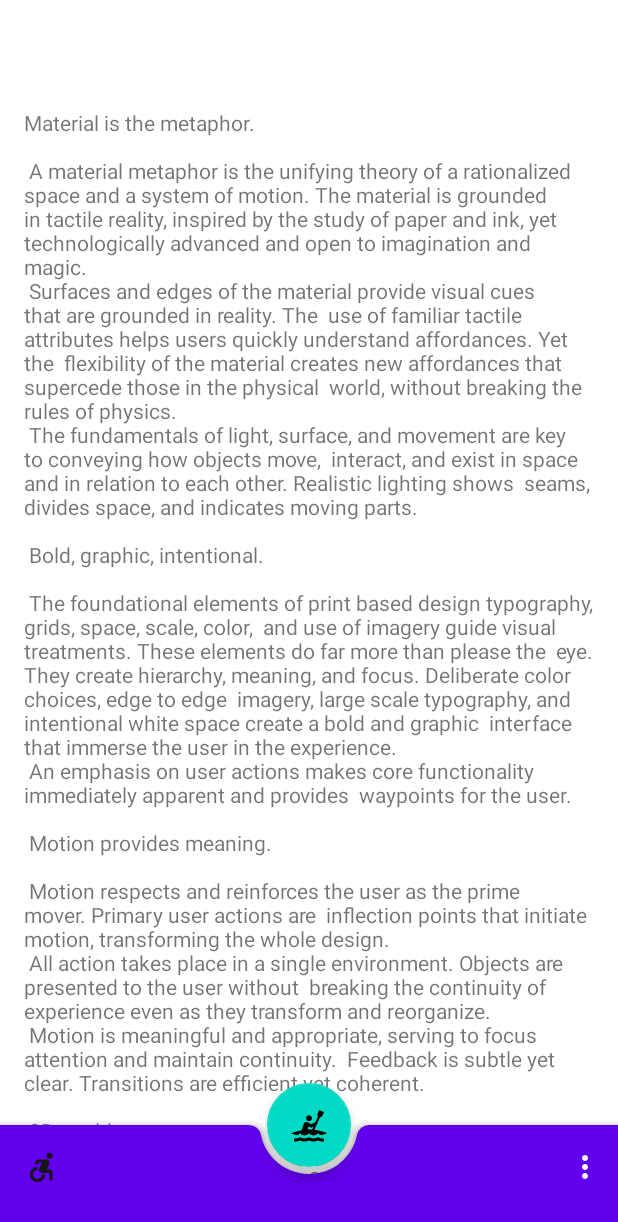
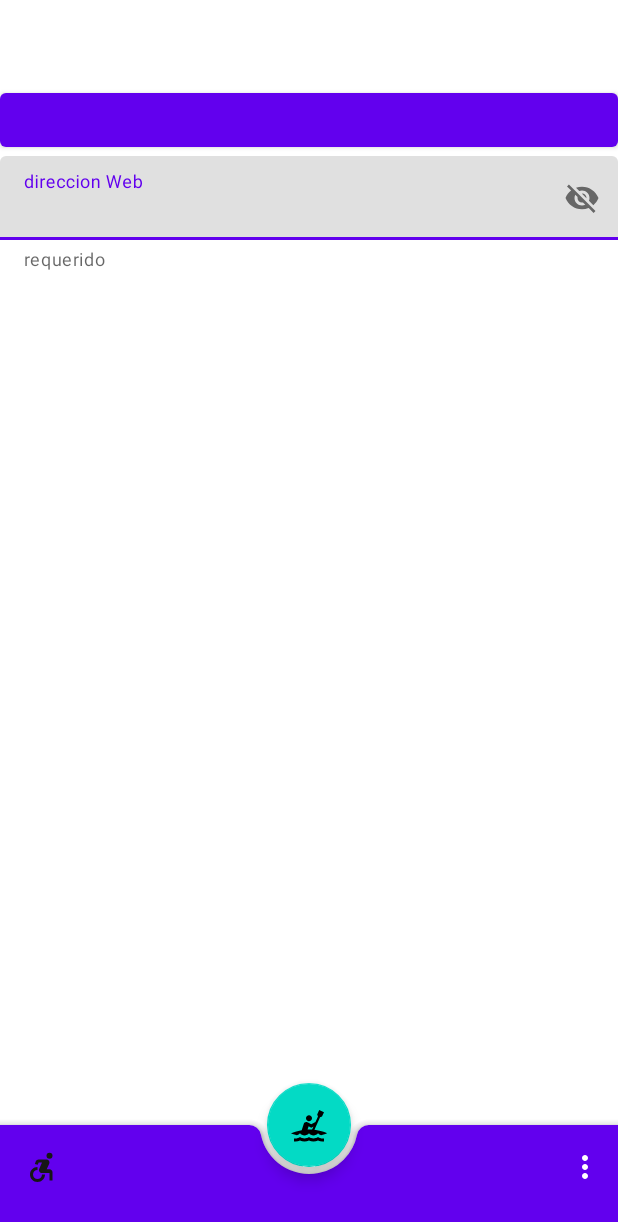
Before and after one commit to 01Destiny01/ScrollingActivity1, an Android app: the layout activity_scrolling.xml on its own in the app's theme, with its tools: preview values and no code run, on a phone screen of 412 x 824 dp. Shown: the top 1222 px of the screen. Run offline under Robolectric (Android 15) with nearby library versions, the phone set to English and light mode, and no system bars.

Commit message:
Creamos un textfield y ponemos un ojo de visibilidad

```diff
--- a/app/src/main/java/com/example/scrollingactivity1/ScrollingActivity.kt
+++ b/app/src/main/java/com/example/scrollingactivity1/ScrollingActivity.kt
@@ -7,6 +7,7 @@ import com.google.android.material.snackbar.Snackbar
 import androidx.appcompat.app.AppCompatActivity
 import android.view.Menu
 import android.view.MenuItem
+import android.widget.Toast
 import com.example.scrollingactivity1.databinding.ActivityScrollingBinding
 import com.google.android.material.bottomappbar.BottomAppBar
 
@@ -31,8 +32,13 @@ class ScrollingActivity : AppCompatActivity() {
 
         }
         binding.barra.setNavigationOnClickListener {
-            Snackbar.make(binding.root,"mensaje con exito", Snackbar.LENGTH_LONG)
+            Snackbar.make(binding.root,getString(R.string.exito),
+                Snackbar.LENGTH_LONG)
                 .setAnchorView(binding.fab)
+                .setAction("Boton de acción"){
+                Toast.makeText(this,"Mensaje toast", Toast.LENGTH_LONG)
+
+                }
                 .show()
 
         }
--- a/app/src/main/res/layout/activity_scrolling.xml
+++ b/app/src/main/res/layout/activity_scrolling.xml
@@ -11,20 +11,21 @@
  <!--BARRA DE HERRAMIENTAS -->
     <com.google.android.material.bottomappbar.BottomAppBar
         android:id="@+id/barra"
-        app:fabAnimationMode="slide"
         style="@style/Widget.MaterialComponents.BottomAppBar.Colored"
         android:layout_width="match_parent"
         android:layout_height="74dp"
         android:layout_gravity="bottom"
+        app:fabAnimationMode="slide"
         app:menu="@menu/menu_scrolling"
         app:navigationIcon="@drawable/ic_minusvalido" />
+
     <com.google.android.material.floatingactionbutton.FloatingActionButton
         android:id="@+id/fab"
+        android:layout_width="wrap_content"
+        android:layout_height="wrap_content"
+        android:contentDescription="@string/botom_anadir"
         android:src="@drawable/ic_baseline_kayaking_24"
-        app:layout_anchor="@id/barra"
-        android:contentDescription="@string/botom_anadir"
-        android:layout_width="wrap_content"
-        android:layout_height="wrap_content" />
+        app:layout_anchor="@id/barra" />
 
 
 </androidx.coordinatorlayout.widget.CoordinatorLayout>
--- a/app/src/main/res/layout/content_scrolling.xml
+++ b/app/src/main/res/layout/content_scrolling.xml
@@ -7,11 +7,38 @@
     app:layout_behavior="@string/appbar_scrolling_view_behavior"
     tools:context=".ScrollingActivity"
     tools:showIn="@layout/activity_scrolling">
+    <LinearLayout
+        android:layout_width="match_parent"
+        android:layout_height="match_parent"
+        android:orientation="vertical"
 
-    <TextView
-        android:layout_width="wrap_content"
+        >
+        <Button
+
+            android:layout_width="match_parent"
+            android:layout_height="match_parent" ></Button>
+
+
+    <com.google.android.material.textfield.TextInputLayout
+
+        android:layout_width="match_parent"
         android:layout_height="wrap_content"
-        android:layout_margin="@dimen/text_margin"
-        android:text="@string/large_text" />
+        android:hint="direccion Web"
+        app:helperText="requerido"
+        app:endIconMode="password_toggle"
+        >
+
+
+        <com.google.android.material.textfield.TextInputEditText
+            android:id="@+id/etUri"
+            android:layout_width="match_parent"
+            android:layout_height="wrap_content"
+            android:inputType="textUri"
+
+            />
+
+    </com.google.android.material.textfield.TextInputLayout>
+    </LinearLayout>
+
 
 </androidx.core.widget.NestedScrollView>
--- a/app/src/main/res/values/strings.xml
+++ b/app/src/main/res/values/strings.xml
@@ -92,4 +92,5 @@
     <string name="action_settings">Settings</string>
     <string name="guardar">Guardar</string>
     <string name="botom_anadir">Botom añadir</string>
+    <string name="exito">mensaje con exito</string>
 </resources>
```
